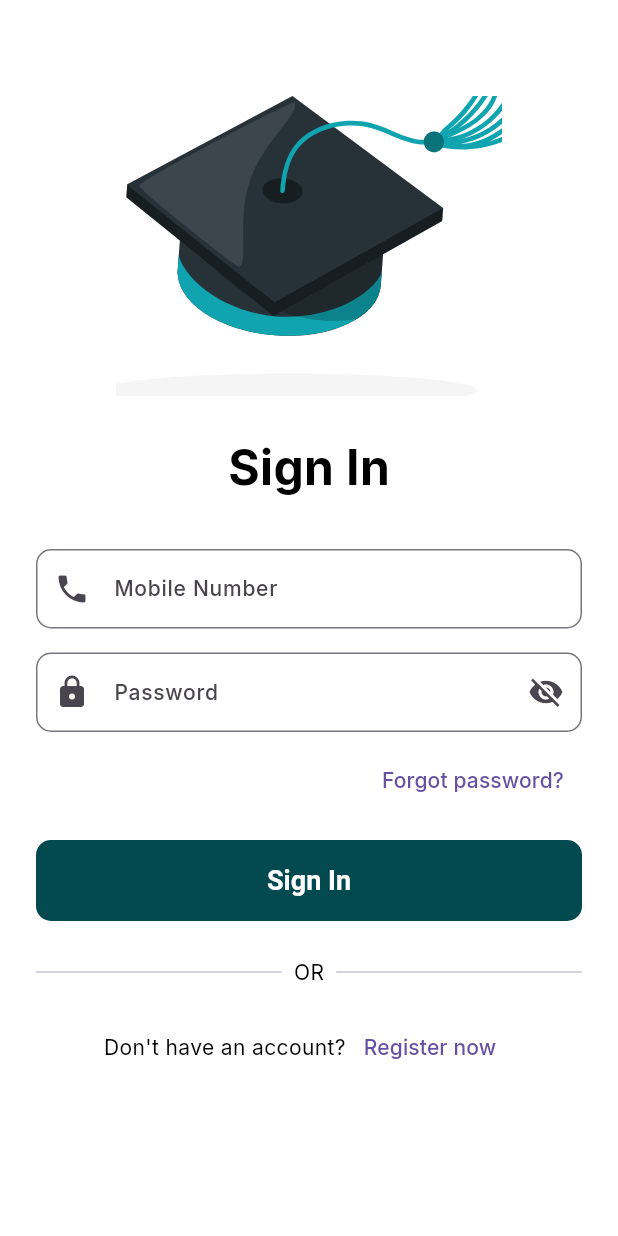
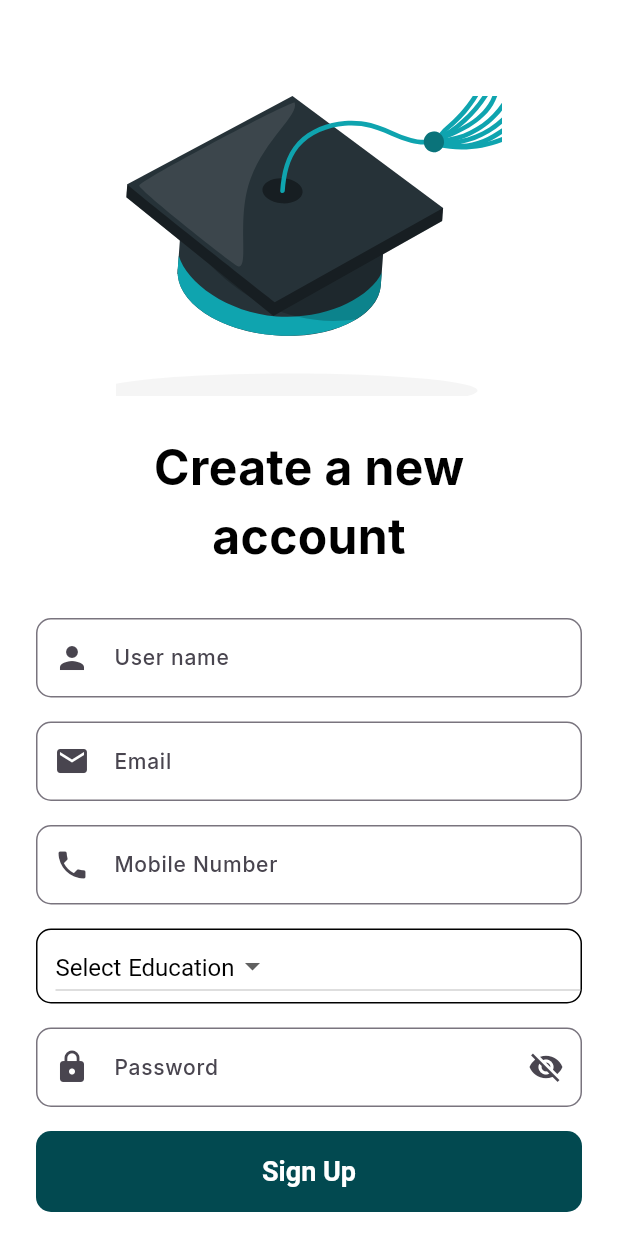
Before and after one commit to Shahabuddin1122/job-ostad, a Flutter app: the screen it shows after launch, on a phone screen of 412 x 824 dp. Run offline on Flutter 3.47's test engine with Material 3 defaults, Android fonts, the phone set to English and light mode, and no system bars; our stand-ins replace carousel_slider, fl_chart, flutter_svg, google_fonts, shared_preferences, table_calendar; missing offline and left inert: syncfusion_flutter_pdfviewer; project files that could hold a hidden picture were left out.

Commit message:
add signup page for user

```diff
--- a/job_ostad/lib/main.dart
+++ b/job_ostad/lib/main.dart
@@ -2,6 +2,7 @@ import 'package:flutter/material.dart';
 import 'package:job_ostad/screens/exam_script.dart';
 import 'package:job_ostad/screens/landing.dart';
 import 'package:job_ostad/screens/signin.dart';
+import 'package:job_ostad/screens/signup.dart';
 import 'package:job_ostad/utils/scheme.dart';
 
 void main() {
@@ -14,7 +15,7 @@ class MyApp extends StatelessWidget {
   @override
   Widget build(BuildContext context) {
     return MaterialApp(
-      initialRoute: '/sign-in',
+      initialRoute: '/sign-up',
       theme: Scheme.lightTheme,
       darkTheme: Scheme.darkTheme,
       themeMode: ThemeMode.system,
@@ -22,6 +23,7 @@ class MyApp extends StatelessWidget {
       routes: {
         '/': (context) => Landing(),
         '/sign-in': (context) => Signin(),
+        '/sign-up': (context) => Signup(),
         '/exam-script': (context) {
           final args = ModalRoute.of(context)!.settings.arguments as String;
           return ExamScript(id: args);
--- /dev/null
+++ b/job_ostad/lib/screens/signup.dart
@@ -0,0 +1,165 @@
+import 'package:flutter/material.dart';
+import 'package:flutter_svg/flutter_svg.dart';
+import 'package:job_ostad/utils/constants.dart';
+
+class Signup extends StatelessWidget {
+  const Signup({super.key});
+
+  @override
+  Widget build(BuildContext context) {
+    return Scaffold(
+      body: SafeArea(
+        child: SingleChildScrollView(
+          padding: const EdgeInsets.all(24.0),
+          child: Column(
+            crossAxisAlignment: CrossAxisAlignment.center,
+            children: [
+              const SizedBox(height: 40),
+              SvgPicture.asset(
+                'assets/images/svg/graduation hats.svg',
+                height: 200,
+                fit: BoxFit.none,
+                // fit: BoxFit.contain,
+              ),
+              const SizedBox(height: 24),
+              const Text(
+                "Create a new",
+                style: TextStyle(fontSize: 32, fontWeight: FontWeight.bold),
+              ),
+              const Text(
+                "account",
+                style: TextStyle(fontSize: 32, fontWeight: FontWeight.bold),
+              ),
+              const SizedBox(height: 32),
+
+              TextField(
+                keyboardType: TextInputType.text,
+                decoration: InputDecoration(
+                  labelText: 'User name',
+                  hintText: 'Enter your name',
+                  prefixIcon: const Icon(Icons.person),
+                  border: OutlineInputBorder(
+                    borderRadius: BorderRadius.circular(10),
+                  ),
+                ),
+              ),
+              const SizedBox(height: 16),
+              TextField(
+                keyboardType: TextInputType.emailAddress,
+                decoration: InputDecoration(
+                  labelText: 'Email',
+                  hintText: 'Enter your email',
+                  prefixIcon: const Icon(Icons.email),
+                  border: OutlineInputBorder(
+                    borderRadius: BorderRadius.circular(10),
+                  ),
+                ),
+              ),
+              const SizedBox(height: 16),
+              TextField(
+                keyboardType: TextInputType.phone,
+                decoration: InputDecoration(
+                  labelText: 'Mobile Number',
+                  hintText: 'Enter your mobile number',
+                  prefixIcon: const Icon(Icons.phone),
+                  border: OutlineInputBorder(
+                    borderRadius: BorderRadius.circular(10),
+                  ),
+                ),
+              ),
+              const SizedBox(height: 16),
+              Container(
+                width: double.infinity,
+                decoration: BoxDecoration(
+                  border: Border.all(width: 1.0),
+                  borderRadius: BorderRadius.all(Radius.circular(10)),
+                ),
+                child: DropdownButton<String>(
+                  hint: Text(
+                    'Select Education',
+                    style: TextStyle(fontSize: 16, color: Colors.black),
+                  ),
+                  style: TextStyle(color: Colors.black, fontSize: 16),
+                  alignment: Alignment.centerLeft,
+                  padding: EdgeInsets.only(left: 12),
+                  items:
+                      ['SSC', 'HSC', 'Undergraduate', 'Graduate'].map((
+                        String item,
+                      ) {
+                        return DropdownMenuItem<String>(
+                          value: item,
+                          child: Text(item),
+                        );
+                      }).toList(),
+                  onChanged: (String? newValue) {},
+                ),
+              ),
+              const SizedBox(height: 16),
+              // Password Field
+              TextField(
+                obscureText: true,
+                decoration: InputDecoration(
+                  labelText: 'Password',
+                  hintText: 'Enter your password',
+                  prefixIcon: const Icon(Icons.lock),
+                  suffixIcon: IconButton(
+                    icon: const Icon(Icons.visibility_off),
+                    onPressed: () {}, // Add toggle later
+                  ),
+                  border: OutlineInputBorder(
+                    borderRadius: BorderRadius.circular(10),
+                  ),
+                ),
+              ),
+              const SizedBox(height: 16),
+
+              // Sign In Button
+              SizedBox(
+                width: double.infinity,
+                child: ElevatedButton(
+                  onPressed: () {},
+                  style: ElevatedButton.styleFrom(
+                    padding: const EdgeInsets.symmetric(vertical: 16),
+                    shape: RoundedRectangleBorder(
+                      borderRadius: BorderRadius.circular(10),
+                    ),
+                  ),
+                  child: const Text("Sign Up", style: TextStyle(fontSize: 18)),
+                ),
+              ),
+              const SizedBox(height: 24),
+
+              // OR Divider
+              Row(
+                children: const [
+                  Expanded(child: Divider()),
+                  Padding(
+                    padding: EdgeInsets.symmetric(horizontal: 8),
+                    child: Text("OR"),
+                  ),
+                  Expanded(child: Divider()),
+                ],
+              ),
+              const SizedBox(height: 16),
+
+              // Register link
+              Row(
+                mainAxisAlignment: MainAxisAlignment.center,
+                children: [
+                  const Text("Already have an account?"),
+                  TextButton(
+                    onPressed: () {},
+                    child: const Text(
+                      'Sign in',
+                      style: TextStyle(color: PRIMARY_COLOR),
+                    ),
+                  ),
+                ],
+              ),
+            ],
+          ),
+        ),
+      ),
+    );
+  }
+}
```
